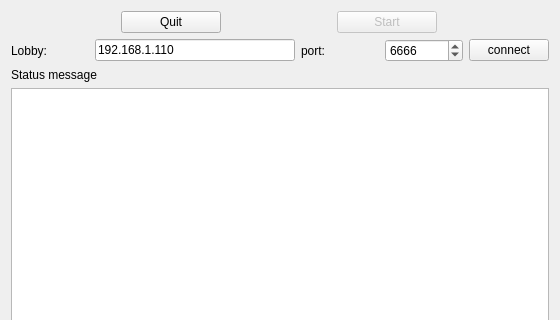
Qt form headers/PongServerView.ui (shinhermit/PongServer) before a commit; both pictures show x 0 to 560 and y 0 to 320 of the 560 by 522 pixel window.
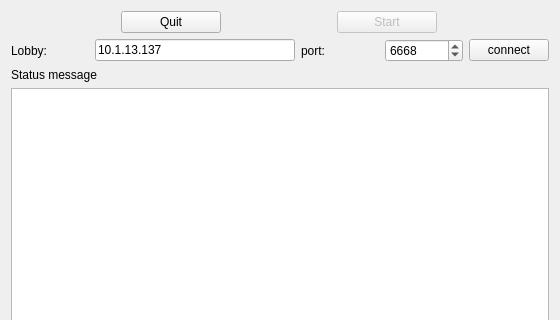
The same form after that commit.

What changed in the file:
```diff
--- a/headers/PongServerView.ui
+++ b/headers/PongServerView.ui
@@ -65,7 +65,7 @@
         </size>
        </property>
        <property name="text">
-        <string>192.168.1.110</string>
+        <string>10.1.13.137</string>
        </property>
       </widget>
      </item>
@@ -85,7 +85,7 @@
         <number>65535</number>
        </property>
        <property name="value">
-        <number>6666</number>
+        <number>6668</number>
        </property>
       </widget>
      </item>
```
